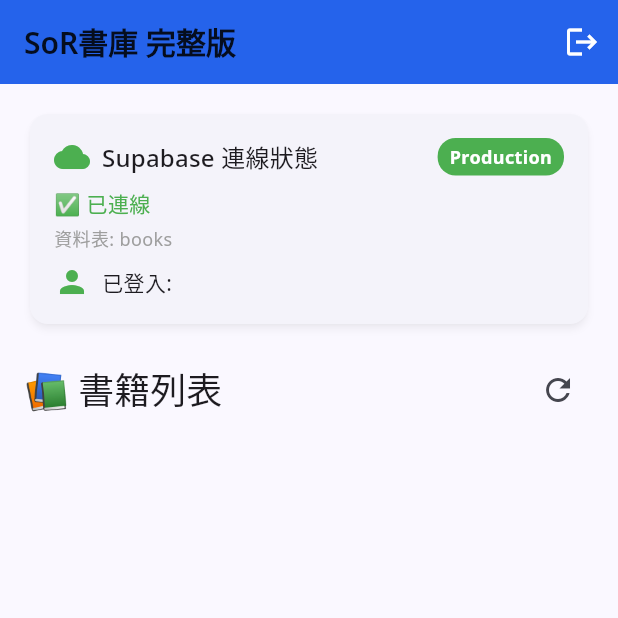
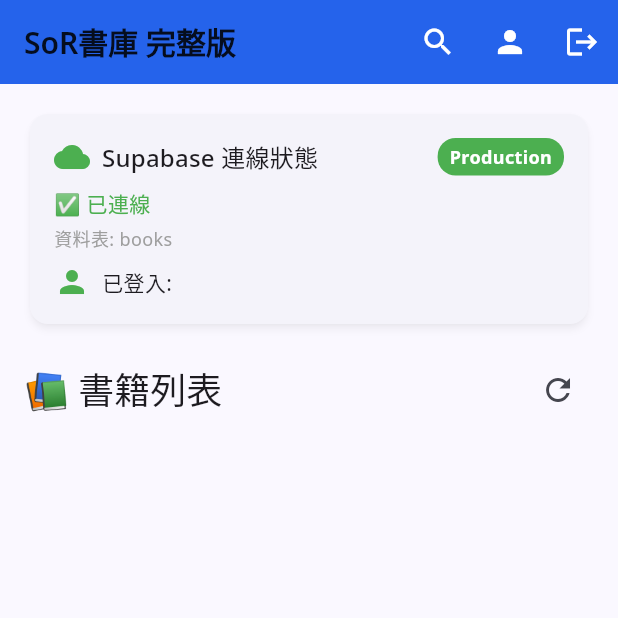
Before and after one commit to hugopeng/ebook250630, a Flutter app: the MainScreen screen opened directly, on a phone screen of 412 x 824 dp, the top half of it. Run offline on Flutter 3.47's test engine with Material 3 defaults, Android fonts, the phone set to English and light mode, and no system bars; our stand-ins replace cached_network_image, data_table_2, file_picker, flutter_dotenv, flutter_riverpod, go_router and 5 more; missing offline and left inert: epubx, syncfusion_flutter_pdfviewer; accounts and stored records are empty; network calls fail.

```diff
--- a/lib/full_app.dart
+++ b/lib/full_app.dart
@@ -4,6 +4,8 @@ import 'package:supabase_flutter/supabase_flutter.dart';
 import 'package:flutter_dotenv/flutter_dotenv.dart';
 import 'package:url_launcher/url_launcher.dart';
 import 'services/environment_service.dart';
+import 'screens/search/search_screen.dart';
+import 'screens/user/profile_screen.dart';
 
 // 簡化版本的模型類別 (不依賴 code generation)
 class SimpleBook {
@@ -271,13 +273,33 @@ class _MainScreenState extends ConsumerState<MainScreen> {
         backgroundColor: const Color(0xFF2563EB),
         foregroundColor: Colors.white,
         actions: [
-          if (currentUser != null)
+          IconButton(
+            onPressed: () {
+              Navigator.push(
+                context,
+                MaterialPageRoute(builder: (context) => const SearchScreen()),
+              );
+            },
+            icon: const Icon(Icons.search),
+            tooltip: '搜尋',
+          ),
+          if (currentUser != null) ...[
+            IconButton(
+              onPressed: () {
+                Navigator.push(
+                  context,
+                  MaterialPageRoute(builder: (context) => const ProfileScreen()),
+                );
+              },
+              icon: const Icon(Icons.person),
+              tooltip: '個人資料',
+            ),
             IconButton(
               onPressed: _signOut,
               icon: const Icon(Icons.logout),
               tooltip: '登出',
-            )
-          else
+            ),
+          ] else
             IconButton(
               onPressed: _signInWithGoogle,
               icon: const Icon(Icons.login),
--- a/lib/models/book.dart
+++ b/lib/models/book.dart
@@ -18,7 +18,7 @@ class Book {
   final int viewCount;
   final String? uploaderId;
   final DateTime createdAt;
-  final DateTime updatedAt;
+  final DateTime? updatedAt;
 
   const Book({
     required this.id,
--- a/lib/models/rating.dart
+++ b/lib/models/rating.dart
@@ -5,7 +5,7 @@ class Rating {
   final int rating;
   final String? review;
   final DateTime createdAt;
-  final DateTime updatedAt;
+  final DateTime? updatedAt;
 
   const Rating({
     required this.id,
--- a/lib/screens/admin/add_book_screen.dart
+++ b/lib/screens/admin/add_book_screen.dart
@@ -3,7 +3,6 @@ import 'package:flutter_riverpod/flutter_riverpod.dart';
 import 'package:go_router/go_router.dart';
 import 'package:responsive_framework/responsive_framework.dart';
 import 'package:file_picker/file_picker.dart';
-import 'package:image_picker/image_picker.dart';
 import '../../providers/book_provider.dart';
 import '../../router.dart';
 
--- a/lib/utils/file_utils.dart
+++ b/lib/utils/file_utils.dart
@@ -1,5 +1,4 @@
 import 'dart:io';
-import 'dart:typed_data';
 import 'package:flutter/foundation.dart';
 import 'package:mime/mime.dart';
 import 'package:path_provider/path_provider.dart';
```
Also changed, not shown: lib/router.dart (+16 -0 lines), lib/services/reading_history_service.dart (+4 -4 lines), lib/services/search_service.dart (+5 -5 lines).
